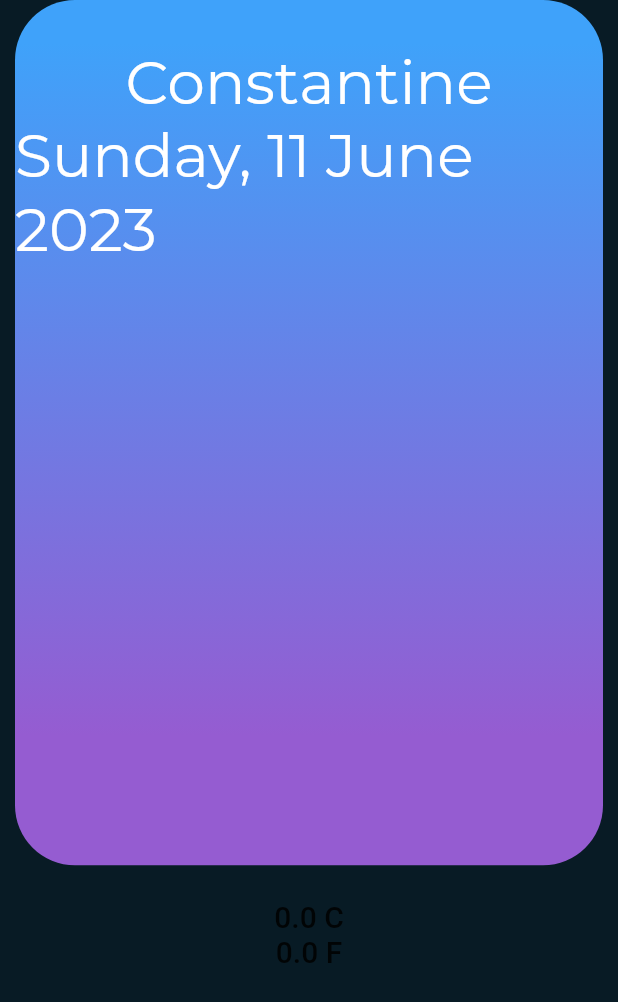
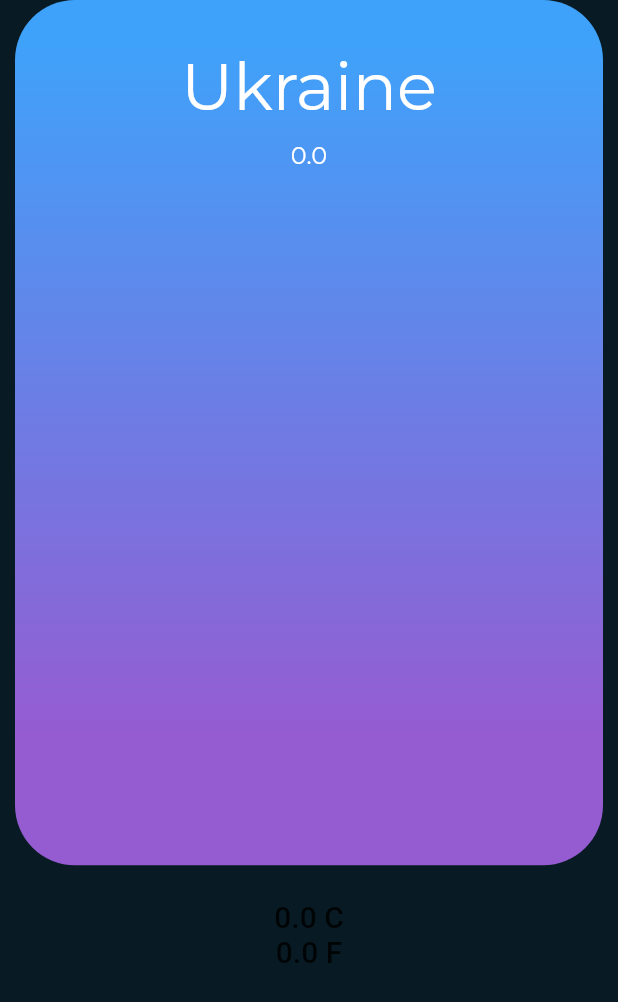
Before and after one commit to HolikovOleksandr/weather_app, a Flutter app: the screen it shows after launch, on a phone screen of 412 x 824 dp. Shown: the top 1002 px of the screen. Run offline on Flutter 3.47's test engine with Material 2 defaults, Android fonts, the phone set to English and light mode, and no system bars; network calls fail; project files that could hold a hidden picture were left out.

Commit message:
Added information from API about wind speed

```diff
--- a/lib/model/weather.dart
+++ b/lib/model/weather.dart
@@ -1,9 +1,11 @@
 class Weather {
   final double temperatureC;
   final double temperatureF;
+  final double windKPH;
   final String condition;
 
   const Weather({
+    this.windKPH = 0,
     this.temperatureC = 0,
     this.temperatureF = 0,
     this.condition = 'Sunny',
@@ -12,6 +14,7 @@ class Weather {
   factory Weather.fromJson(Map<String, dynamic> json) {
     return Weather(
       temperatureC: json['current']['temp_c'],
+      windKPH: json['current']['wind_kph'],
       temperatureF: json['current']['temp_f'],
       condition: json['current']['condition']['text'],
     );
--- a/lib/screens/home_screen.dart
+++ b/lib/screens/home_screen.dart
@@ -19,6 +19,7 @@ class _HomeScreenState extends State<HomeScreen> {
   String currentWeather = '';
   double tempC = 0;
   double tempF = 0;
+  double wind = 0;
 
   @override
   void initState() {
@@ -32,6 +33,7 @@ class _HomeScreenState extends State<HomeScreen> {
       currentWeather = weather.condition;
       tempC = weather.temperatureC;
       tempF = weather.temperatureF;
+      wind = weather.windKPH;
     });
   }
 
@@ -62,19 +64,21 @@ class _HomeScreenState extends State<HomeScreen> {
               child: Column(
                 children: [
                   const Text(
-                    'Constantine',
+                    'Ukraine',
                     style: TextStyle(
                       color: Colors.white,
-                      fontSize: 40,
+                      fontSize: 44,
                       fontFamily: 'Montserrat',
                       fontWeight: FontWeight.w400,
                     ),
                   ),
+                  const SizedBox(height: 10),
                   Text(
-                    currentDay,
+                    wind.toString(),
+                    // currentDay,
                     style: const TextStyle(
                       color: Colors.white,
-                      fontSize: 40,
+                      fontSize: 16,
                       fontFamily: 'Montserrat',
                       fontWeight: FontWeight.w400,
                     ),
--- a/lib/services/weather_service.dart
+++ b/lib/services/weather_service.dart
@@ -22,7 +22,8 @@ class WeatherService {
         return Weather.fromJson(jsonDecode(response.body));
       } else {
         throw Exception(
-            'Can not get wheather information, ${response.statusCode}');
+          'Can not get wheather information, ${response.statusCode}',
+        );
       }
     } catch (e) {
       rethrow;
```
